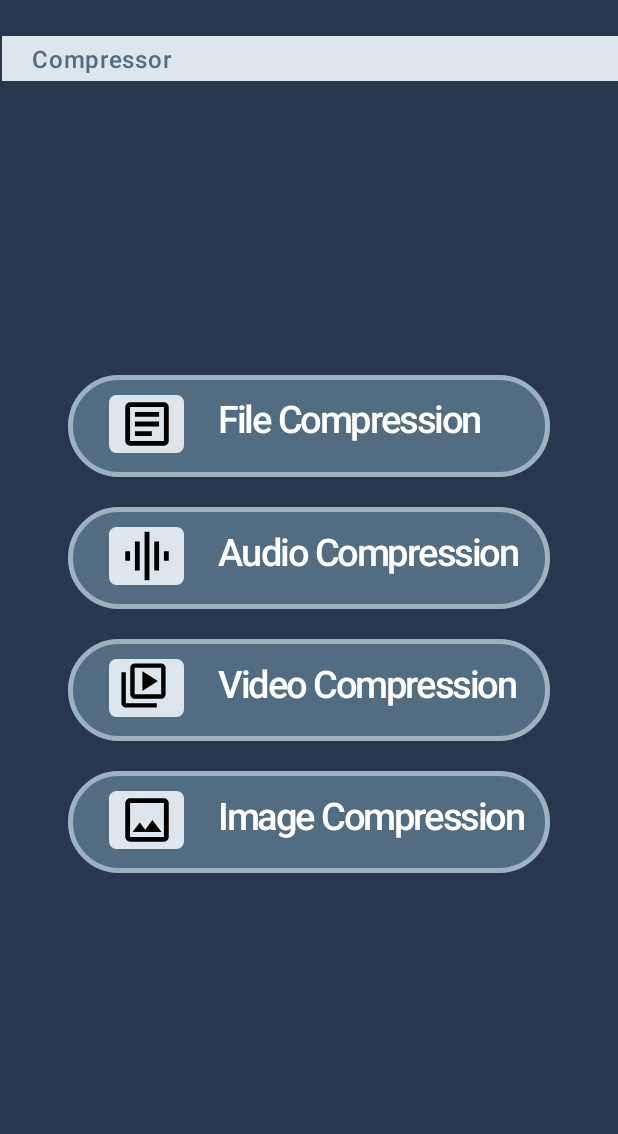
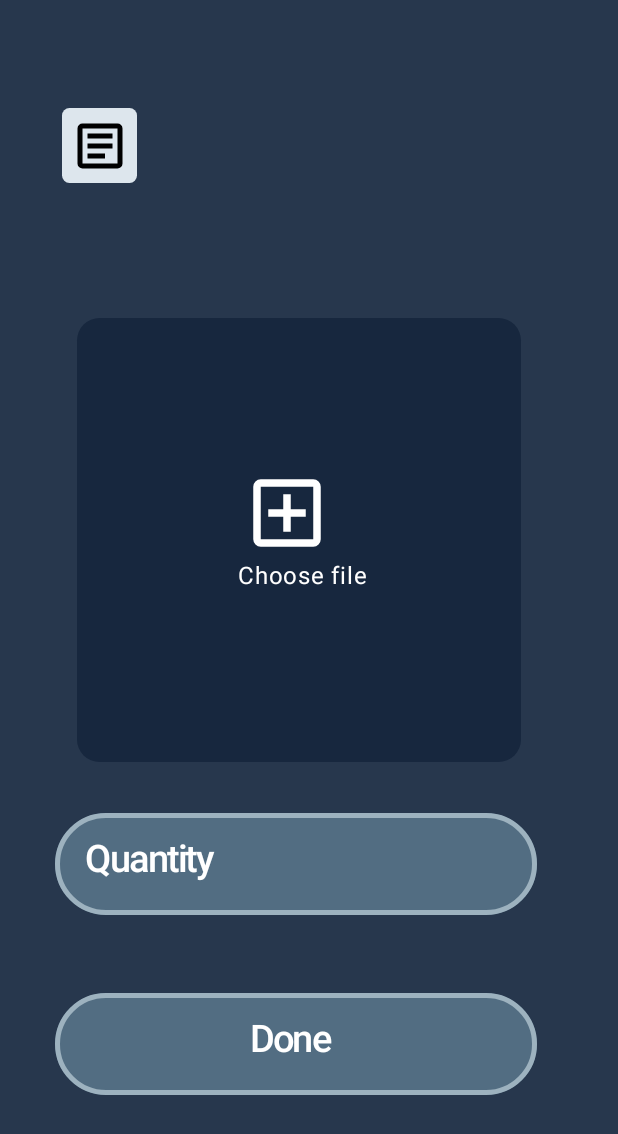
Before and after one commit to trueharmonyalan/fileco, an Android app built with Jetpack Compose: the screen it shows after launch (MainActivity), on a phone screen of 412 x 824 dp. Shown: the top 1134 px of the screen. Run offline under Robolectric (Android 15) with nearby library versions, the phone set to English and light mode, and no system bars.

Commit message:
composable for filecompression window is done

```diff
--- a/app/src/main/java/com/example/fileco/Filecompression.kt
+++ b/app/src/main/java/com/example/fileco/Filecompression.kt
@@ -1 +1,215 @@
 package com.example.fileco
+
+import androidx.compose.foundation.Image
+import androidx.compose.foundation.background
+import androidx.compose.foundation.border
+import androidx.compose.foundation.layout.Box
+import androidx.compose.foundation.layout.Column
+import androidx.compose.foundation.layout.fillMaxSize
+import androidx.compose.foundation.layout.height
+import androidx.compose.foundation.layout.offset
+import androidx.compose.foundation.layout.padding
+import androidx.compose.foundation.layout.size
+import androidx.compose.foundation.layout.width
+import androidx.compose.foundation.shape.RoundedCornerShape
+import androidx.compose.material3.Text
+import androidx.compose.runtime.Composable
+import androidx.compose.ui.Modifier
+import androidx.compose.ui.geometry.Size
+import androidx.compose.ui.graphics.Color
+import androidx.compose.ui.graphics.ColorFilter
+import androidx.compose.ui.res.painterResource
+import androidx.compose.ui.text.font.FontWeight
+import androidx.compose.ui.tooling.preview.Preview
+import androidx.compose.ui.unit.TextUnit
+import androidx.compose.ui.unit.dp
+import androidx.compose.ui.unit.sp
+
+@Composable
+fun WindowFileCompression() {
+
+    val buttonStrokeColor = Color(0xFF9DB2BF)
+
+    Box(
+
+        modifier = Modifier
+            .fillMaxSize()
+            .background(color = Color(android.graphics.Color.parseColor("#27374D")))
+            .offset(x = 1.dp, y = 2.dp)
+            .padding(10.dp)
+
+    ) {
+
+//logo for file compression
+        Column(
+            modifier = Modifier
+                .offset(x=30.dp,y= (60).dp)
+        ) {
+            Column(
+                modifier = Modifier
+                    .width(50.dp)
+                    .height(50.dp)
+                    .background(
+                        color = Color(android.graphics.Color.parseColor("#DDE6ED")),
+                        shape = RoundedCornerShape(5.dp)
+                    )
+
+
+
+            ){
+
+                // Logo Implemented in Rounded Rectangle for file compression
+                Image(painter = painterResource(id = R.drawable.article_fill0_wght400_grad0_opsz24),
+                    contentDescription = "Image of Image compression",
+                    modifier = Modifier
+                        .offset(x = 5.dp, y = (5).dp)
+                        .size(40.dp)
+
+                )
+
+
+            }
+
+        }
+            //rounded rectangle position
+        Column(
+            modifier = Modifier
+
+
+
+                .offset(40.dp,200.dp)
+                .padding(0.dp)
+        ) {
+
+            //rounded rectangle configuration
+
+            Column(
+                modifier = Modifier
+                    .height(296.dp)
+                    .width(296.dp)
+                    .background(
+                        color = Color(android.graphics.Color.parseColor("#17273e")),
+                        shape = RoundedCornerShape(15.dp)
+                    )
+                    .offset(x = 110.dp, y = 100.dp)
+                    .padding(0.dp)
+
+            ) {
+
+                //Icon inside rounded rectangle
+
+
+                Image(
+                    painter = painterResource(id = R.drawable.add_box_fill0_wght400_grad0_opsz24),
+                    contentDescription = "",
+                    colorFilter = ColorFilter.tint(Color.White),
+                    modifier = Modifier
+                        .size(60.dp)
+                        .padding(0.dp)
+
+
+
+
+                )
+
+                //inside rounded rectangle text
+
+                Text(
+                    text ="Choose file",
+                    color = Color.White,
+
+                    modifier = Modifier
+                        .offset((-3).dp)
+
+                )
+
+
+
+            }
+        }
+
+
+        // Button Three is inside this Container
+        Column(
+
+            modifier = Modifier
+                .offset(25.dp, 530.dp)
+
+        ) {
+            //button design for Button Three
+            Column(
+                modifier = Modifier
+                    .height(68.dp)
+                    .width(321.dp)
+                    .background(
+                        color = Color(android.graphics.Color.parseColor("#526D82")),
+                        shape = RoundedCornerShape(60.dp)
+                    )
+                    .border(3.dp, color = buttonStrokeColor, shape = RoundedCornerShape(60.dp))
+
+
+            ) {
+                Text(
+                    text = "Quantity",
+                    fontSize = 25.sp,
+                    color = Color.White,
+                    letterSpacing = (-1).sp,
+                    fontWeight = FontWeight.Medium,
+
+                    modifier = Modifier
+                        .offset(x = 20.dp, y = 16.dp)
+
+                )
+            }
+
+        }
+
+
+        // Done Button
+
+        Column(
+
+            modifier = Modifier
+                .offset(25.dp, 650.dp)
+
+        ) {
+
+            Column(
+                modifier = Modifier
+                    .height(68.dp)
+                    .width(321.dp)
+                    .background(
+                        color = Color(android.graphics.Color.parseColor("#526D82")),
+                        shape = RoundedCornerShape(60.dp)
+                    )
+                    .border(3.dp, color = buttonStrokeColor, shape = RoundedCornerShape(60.dp))
+
+
+            ) {
+                Text(
+
+                    text = "Done",
+                    fontSize = 25.sp,
+                    color = Color.White,
+                    letterSpacing = (-1).sp,
+                    fontWeight = FontWeight.Medium,
+
+                    modifier = Modifier
+                        .offset(x = 130.dp, y = 16.dp)
+
+                )
+            }
+
+        }
+    }
+
+
+
+}
+
+@Preview
+@Composable
+private fun WindowPrev() {
+    WindowFileCompression()
+
+}
--- a/app/src/main/java/com/example/fileco/MainActivity.kt
+++ b/app/src/main/java/com/example/fileco/MainActivity.kt
@@ -19,7 +19,7 @@ class MainActivity : ComponentActivity() {
         super.onCreate(savedInstanceState)
         setContent {
             FilecoTheme {
-                NavigationForFileCo()
+                WindowFileCompression()
 
             }
         }
--- /dev/null
+++ b/app/src/main/res/drawable/add_box_fill0_wght400_grad0_opsz24.xml
@@ -0,0 +1,9 @@
+<vector xmlns:android="http://schemas.android.com/apk/res/android"
+    android:width="24dp"
+    android:height="24dp"
+    android:viewportWidth="960"
+    android:viewportHeight="960">
+  <path
+      android:fillColor="#FF000000"
+      android:pathData="M440,680h80v-160h160v-80L520,440v-160h-80v160L280,440v80h160v160ZM200,840q-33,0 -56.5,-23.5T120,760v-560q0,-33 23.5,-56.5T200,120h560q33,0 56.5,23.5T840,200v560q0,33 -23.5,56.5T760,840L200,840ZM200,760h560v-560L200,200v560ZM200,200v560,-560Z"/>
+</vector>
--- /dev/null
+++ b/app/src/main/res/drawable/add_fill0_wght400_grad0_opsz24.xml
@@ -0,0 +1,9 @@
+<vector xmlns:android="http://schemas.android.com/apk/res/android"
+    android:width="24dp"
+    android:height="24dp"
+    android:viewportWidth="960"
+    android:viewportHeight="960">
+  <path
+      android:fillColor="#FF000000"
+      android:pathData="M440,520L200,520v-80h240v-240h80v240h240v80L520,520v240h-80v-240Z"/>
+</vector>
```
